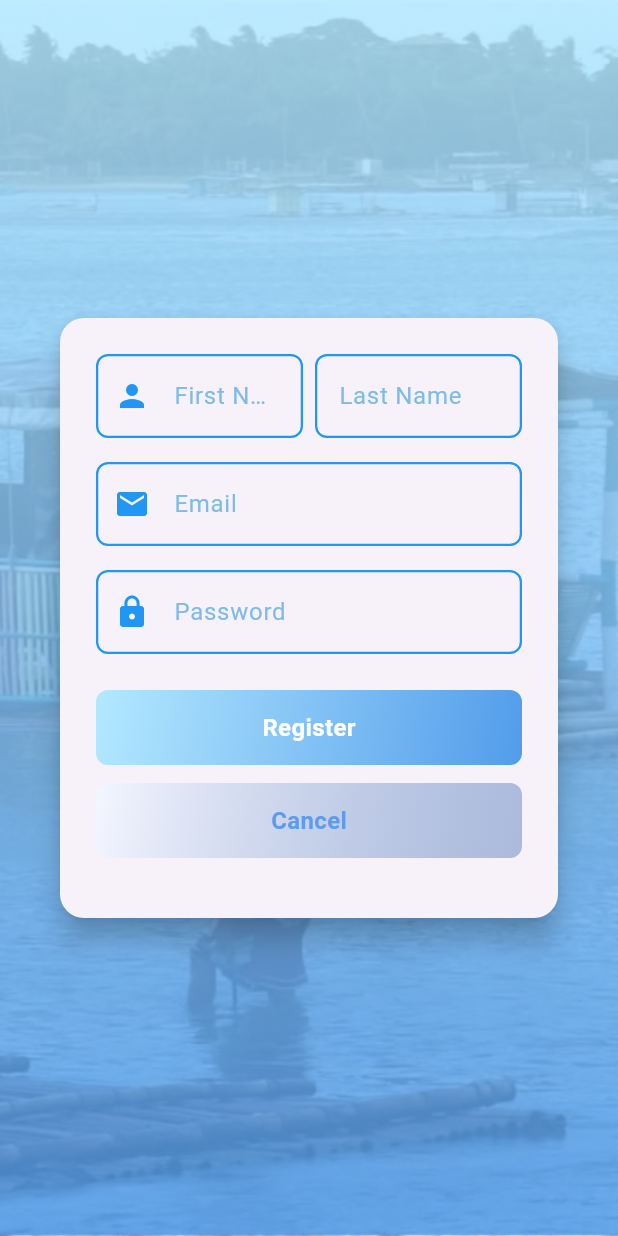
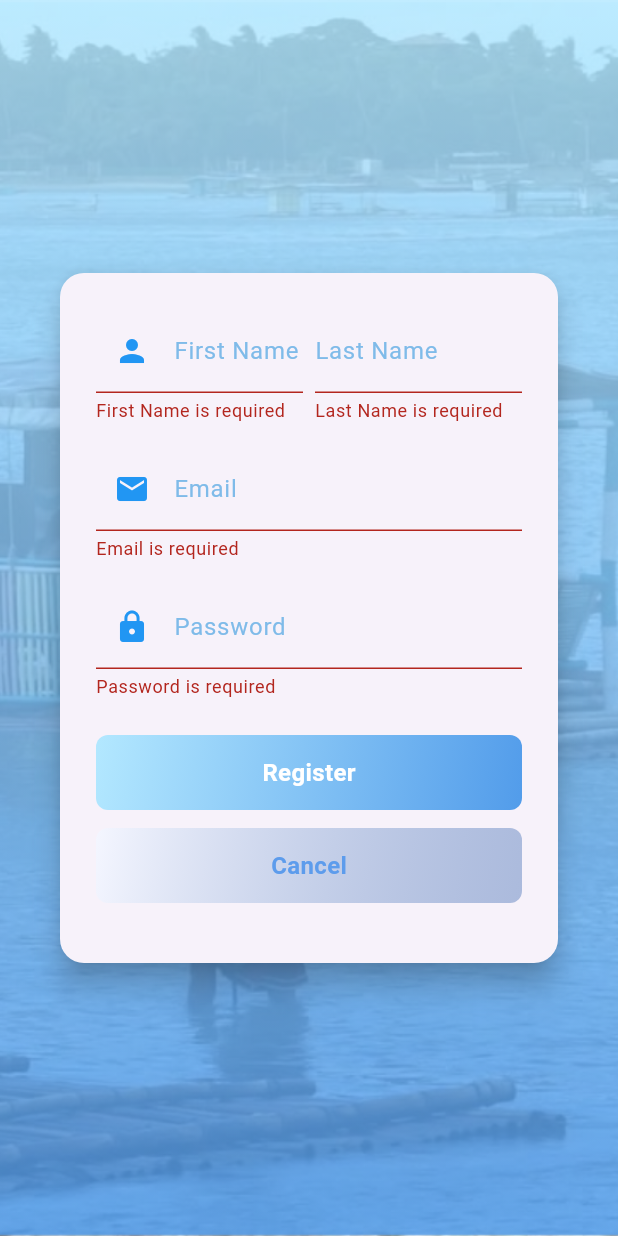
Before and after one commit to Pain4pple/aquafusion, a Flutter app: the Register screen opened directly with empty values, after a tap on "Register", on a phone screen of 412 x 824 dp. Run offline on Flutter 3.47's test engine with Material 3 defaults, Android fonts, the phone set to English and light mode, and no system bars; our stand-ins replace firebase_auth, firebase_core, font_awesome_flutter, google_fonts; missing offline and left inert: mqtt_client; accounts and stored records are empty; network calls fail.

Commit message:
Validation

```diff
--- a/lib/screens/authenticate/register.dart
+++ b/lib/screens/authenticate/register.dart
@@ -12,6 +12,8 @@ class Register extends StatefulWidget {
 class _RegisterState extends State<Register> {
 
   final AuthService _authService = AuthService();
+  final _formKey = GlobalKey<FormState>();
+
   String firstName = '';
   String lastName = '';
   String email = '';
@@ -37,12 +39,14 @@ class _RegisterState extends State<Register> {
               margin: EdgeInsets.symmetric(horizontal: 40),
               child: Padding(
                 padding: EdgeInsets.all(24),
-                child: Column(
+                child:Form(
+                key: _formKey,
+                 child: Column(
                   mainAxisSize: MainAxisSize.min,
                   children: [
                     Row(
                       children: [
-                        Expanded(child: TextField(
+                        Expanded(child: TextFormField(
                       decoration: InputDecoration(
                         labelText: 'First Name',
                         labelStyle: TextStyle(
@@ -60,6 +64,15 @@ class _RegisterState extends State<Register> {
                           borderSide: BorderSide(color: Colors.blue, width: 1.5),
                         ),
                       ),
+                      validator: (value) {
+                        if (value == null || value.isEmpty ) {
+                          return 'First Name is required';
+                        }
+                        if(value.length>30){
+                          return 'First Name must be less than 30 characters long';
+                        }
+                        return null;
+                      },
                       onChanged: (val){
                         setState(() {
                           firstName = val;
@@ -68,7 +81,7 @@ class _RegisterState extends State<Register> {
                     ),
                     ),
                      SizedBox(width: 8),
-                    Expanded (child: TextField(
+                    Expanded (child: TextFormField(
                       decoration: InputDecoration(
                         labelText: 'Last Name',
                         labelStyle: TextStyle(
@@ -85,6 +98,15 @@ class _RegisterState extends State<Register> {
                           borderSide: BorderSide(color: Colors.blue, width: 1.5),
                         ),
                       ),
+                      validator: (value) {
+                        if (value == null || value.isEmpty ) {
+                          return 'Last Name is required';
+                        }
+                        if(value.length>30){
+                          return 'Last Name must be less than 30 characters long';
+                        }
+                        return null;
+                      },
                       onChanged: (val){
                         setState(() {
                           lastName = val;
@@ -94,7 +116,7 @@ class _RegisterState extends State<Register> {
                     ],
                     ),
                     SizedBox(height: 16),
-                    TextField(
+                    TextFormField(
                       decoration: InputDecoration(
                         labelText: 'Email',
                         labelStyle: TextStyle(
@@ -112,6 +134,15 @@ class _RegisterState extends State<Register> {
                           borderSide: BorderSide(color: Colors.blue, width: 1.5),
                         ),
                       ),
+                      validator: (value) {
+                        if (value == null || value.isEmpty) {
+                          return 'Email is required';
+                        }
+                        if (!RegExp(r'^[^@]+@[^@]+\.[^@]+').hasMatch(value)) {
+                          return 'Please enter a valid email address';
+                        }
+                        return null;
+                      },
                       onChanged: (val){
                         setState(() {
                           email = val;
@@ -119,7 +150,7 @@ class _RegisterState extends State<Register> {
                       },
                     ),
                     SizedBox(height: 16),
-                    TextField(
+                    TextFormField(
                       decoration: InputDecoration(
                         labelText: 'Password',
                         labelStyle: TextStyle(
@@ -138,6 +169,15 @@ class _RegisterState extends State<Register> {
                         ),
                       ),
                       obscureText: true,
+                        validator: (value) {
+                          if (value == null || value.isEmpty ) {
+                            return 'Password is required';
+                          }
+                          if(value.length<6){
+                            return 'Password must be 6+ characters long';
+                          }
+                          return null;
+                        },
                       onChanged: (val){
                         setState(() {
                           password = val;
@@ -146,8 +186,10 @@ class _RegisterState extends State<Register> {
                     ),
                   SizedBox(height: 24),
                     _buildGradientButton('Register', onPressed: () async {
-                      print(email);
-                      print(firstName);
+                      if (_formKey.currentState!.validate()){
+                        print('wth');
+                        print(firstName);
+                      }
                     }),
                   SizedBox(height: 12),
                     _buildGradientButton('Cancel', onPressed: () {
@@ -156,6 +198,7 @@ class _RegisterState extends State<Register> {
                   SizedBox(height: 16),
                   ],
                 ),
+              ),
               ),
             ),
 
--- a/lib/screens/authenticate/sign_in.dart
+++ b/lib/screens/authenticate/sign_in.dart
@@ -36,7 +36,7 @@ class _SignInState extends State<SignIn> {
                 child: Column(
                   mainAxisSize: MainAxisSize.min,
                   children: [
-                    TextField(
+                    TextFormField(
                       decoration: InputDecoration(
                         labelText: 'Email',
                         labelStyle: TextStyle(
@@ -61,7 +61,7 @@ class _SignInState extends State<SignIn> {
                       },
                     ),
                     SizedBox(height: 16),
-                    TextField(
+                    TextFormField(
                       decoration: InputDecoration(
                         labelText: 'Password',
                         labelStyle: TextStyle(
```
